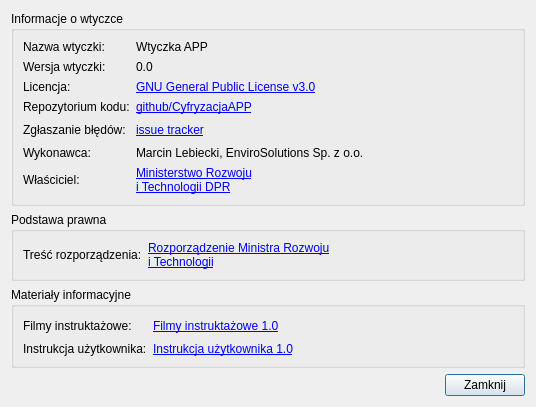
First picture: the form in modules/settings/views/ui/pomoc_dialog_base.ui, repository CyfryzacjaAPP/wtyczka_qgis_app_2, before the edit.
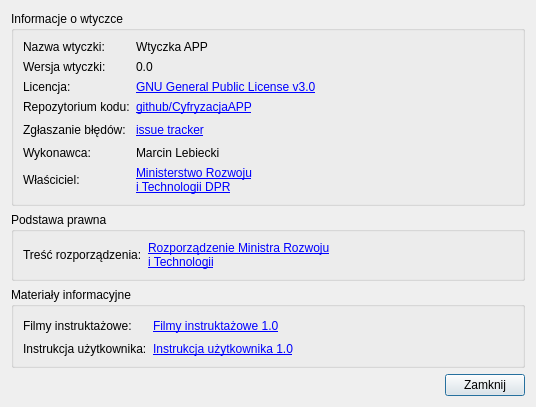
Second picture: the form after the edit.

```diff
--- a/modules/settings/views/ui/pomoc_dialog_base.ui
+++ b/modules/settings/views/ui/pomoc_dialog_base.ui
@@ -130,7 +130,7 @@
         <item row="5" column="1">
          <widget class="QLabel" name="label_9">
           <property name="text">
-           <string>Marcin Lebiecki, EnviroSolutions Sp. z o.o.</string>
+           <string>Marcin Lebiecki</string>
           </property>
           <property name="openExternalLinks">
            <bool>true</bool>
```
